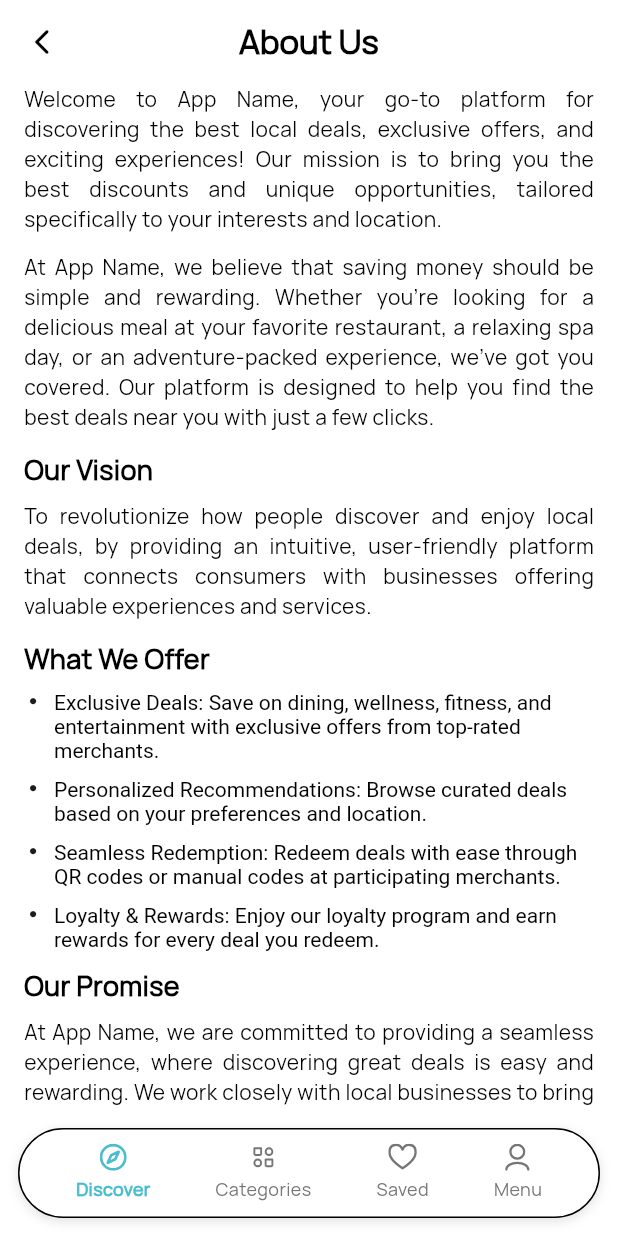
After one commit to shekhorchandra/coupon_code, a Flutter app: the MenuView screen opened by its route, after a tap on "About Us", on a phone screen of 412 x 824 dp. The commit adds this screen. Run offline on Flutter 3.47's test engine with Material 3 defaults, Android fonts, the phone set to English and light mode, and no system bars; our stand-ins replace flutter_svg, get, shared_preferences; accounts and stored records are empty.

Commit message:
add menu and about us page

```diff
--- a/lib/app/core/values/app_text_styles.dart
+++ b/lib/app/core/values/app_text_styles.dart
@@ -38,6 +38,11 @@ class AppTextStyles {
     color: AppColors.buttonText,
   );
 
+  static final TextStyle MenuButtonText = TextStyle(
+    fontSize: 16,
+    color: AppColors.textcolor,
+  );
+
   // Discover title Text
   static final TextStyle Title = TextStyle(
     fontSize: 18,
@@ -45,6 +50,13 @@ class AppTextStyles {
     color: AppColors.titleColor,
   );
 
+  // Menu title Text
+  static final TextStyle MenuTitle = TextStyle(
+    fontSize: 20,
+    fontWeight: FontWeight.bold,
+    color: AppColors.titleColor,
+  );
+
 
 
 }
--- a/lib/app/core/widgets/common_app_bar.dart
+++ b/lib/app/core/widgets/common_app_bar.dart
@@ -28,6 +28,7 @@ class CommonAppBar extends StatelessWidget implements PreferredSizeWidget {
       elevation: 0,
       centerTitle: true,
       automaticallyImplyLeading: false,
+
       leading: showBack
           ? IconButton(
         icon: Icon(
@@ -35,15 +36,10 @@ class CommonAppBar extends StatelessWidget implements PreferredSizeWidget {
           color: iconColor,
           size: 20,
         ),
-        onPressed: onBack ?? () {
-          if (Get.isRegistered<GetMaterialController>()) {
-            Get.back();
-          } else {
-            Navigator.pop(context);
-          }
-        },
+        onPressed: onBack ?? () => Get.back(),
       )
           : null,
+
       title: Text(
         title,
         style: TextStyle(
@@ -53,6 +49,7 @@ class CommonAppBar extends StatelessWidget implements PreferredSizeWidget {
       ),
       actions: actions,
     );
+
   }
 
   @override
--- a/lib/app/modules/auth/user/login/user_login_view.dart
+++ b/lib/app/modules/auth/user/login/user_login_view.dart
@@ -21,7 +21,7 @@ class UserLoginView extends GetView<UserLoginController> {
   @override
   Widget build(BuildContext context) {
     return Scaffold(
-      appBar: const CommonAppBar(title: " "),
+      appBar: const CommonAppBar(title: " ", showBack: false,),
       body: Padding(
         padding: const EdgeInsets.symmetric(horizontal: 16),
         child: ListView(
--- a/lib/app/modules/bottom_nav_bar/bottom_nav_view.dart
+++ b/lib/app/modules/bottom_nav_bar/bottom_nav_view.dart
@@ -35,7 +35,11 @@ class AppBottomNavBar extends StatelessWidget {
         height: 60, // increased height to fit text
         decoration: BoxDecoration(
           color: Colors.white,
-          borderRadius: BorderRadius.circular(46),
+          borderRadius: BorderRadius.circular(100),
+          border: Border.all(
+            color: Colors.black,
+            width: 1,
+          ),
           boxShadow: const [
             BoxShadow(
               color: Colors.black12,
--- /dev/null
+++ b/lib/app/modules/menu/about_us/About_Binding.dart
@@ -0,0 +1,9 @@
+import 'package:get/get.dart';
+import 'about_controller.dart';
+
+class AboutBinding extends Bindings {
+  @override
+  void dependencies() {
+    Get.lazyPut<AboutController>(() => AboutController());
+  }
+}
--- /dev/null
+++ b/lib/app/modules/menu/about_us/About_Controller.dart
@@ -0,0 +1,3 @@
+import 'package:get/get.dart';
+
+class AboutController extends GetxController {}
--- /dev/null
+++ b/lib/app/modules/menu/about_us/About_View.dart
@@ -0,0 +1,113 @@
+import 'package:flutter/material.dart';
+import 'package:get/get.dart';
+
+import '../../../core/values/app_colors.dart';
+import '../../../core/values/app_text_styles.dart';
+import '../../../core/widgets/common_app_bar.dart';
+import '../../bottom_nav_bar/bottom_nav_view.dart';
+import 'about_controller.dart';
+
+class AboutView extends GetView<AboutController> {
+  const AboutView({super.key});
+
+  @override
+  Widget build(BuildContext context) {
+    return Scaffold(
+      bottomNavigationBar: const AppBottomNavBar(),
+      appBar: const CommonAppBar(
+        title: "About Us",
+      ),
+      body: SingleChildScrollView(
+        padding: const EdgeInsets.symmetric(horizontal: 16),
+        child: Column(
+          crossAxisAlignment: CrossAxisAlignment.start,
+          children: [
+            _paragraph(
+              "Welcome to App Name, your go-to platform for discovering the best local deals, exclusive offers, and exciting experiences! Our mission is to bring you the best discounts and unique opportunities, tailored specifically to your interests and location.",
+            ),
+
+            _paragraph(
+              "At App Name, we believe that saving money should be simple and rewarding. Whether you're looking for a delicious meal at your favorite restaurant, a relaxing spa day, or an adventure-packed experience, we've got you covered. Our platform is designed to help you find the best deals near you with just a few clicks.",
+            ),
+
+            _section("Our Vision"),
+            _paragraph(
+              "To revolutionize how people discover and enjoy local deals, by providing an intuitive, user-friendly platform that connects consumers with businesses offering valuable experiences and services.",
+            ),
+
+            _section("What We Offer"),
+            _bullet("Exclusive Deals", "Save on dining, wellness, fitness, and entertainment with exclusive offers from top-rated merchants."),
+            _bullet("Personalized Recommendations", "Browse curated deals based on your preferences and location."),
+            _bullet("Seamless Redemption", "Redeem deals with ease through QR codes or manual codes at participating merchants."),
+            _bullet("Loyalty & Rewards", "Enjoy our loyalty program and earn rewards for every deal you redeem."),
+
+            _section("Our Promise"),
+            _paragraph(
+              "At App Name, we are committed to providing a seamless experience, where discovering great deals is easy and rewarding. We work closely with local businesses to bring you the best offers, ensuring that every deal on our platform is a valuable opportunity to save and enjoy.",
+            ),
+
+            _paragraph(
+              "Thank you for choosing App Name. We are excited to help you discover, redeem, and enjoy the best local deals near you.",
+            ),
+          ],
+        ),
+      ),
+    );
+  }
+
+  // ---------- UI Helpers ----------
+
+  Widget _section(String text) {
+    return Padding(
+      padding: const EdgeInsets.only(bottom: 8),
+      child: Text(
+        text,
+        style: AppTextStyles.Title.copyWith(fontWeight: FontWeight.bold, color: Colors.black),
+      ),
+    );
+  }
+
+  Widget _paragraph(String text) {
+    return Padding(
+      padding: const EdgeInsets.only(bottom: 12),
+      child: Text(
+        text,
+        style: AppTextStyles.Text,
+        textAlign: TextAlign.justify,
+      ),
+    );
+  }
+
+  Widget _bullet(String title, String desc) {
+    return Padding(
+      padding: const EdgeInsets.only(bottom: 10),
+      child: Row(
+        crossAxisAlignment: CrossAxisAlignment.start,
+        children: [
+          const Text(
+            "•",
+            style: TextStyle(
+              fontSize: 18,
+              height: 0.7,
+            ),
+          ),
+          const SizedBox(width: 8),
+          Expanded(
+            child: RichText(
+              text: TextSpan(
+                text: "$title: ",
+                style: AppTextStyles.Text.copyWith(),
+                children: [
+                  TextSpan(
+                    text: desc,
+                    style: AppTextStyles.Text,
+                  ),
+                ],
+              ),
+            ),
+          ),
+        ],
+      ),
+    );
+  }
+}
--- /dev/null
+++ b/lib/app/modules/menu/menu_view.dart
@@ -0,0 +1,176 @@
+import 'package:coupon_code/app/core/widgets/common_app_bar.dart';
+import 'package:flutter/material.dart';
+import 'package:get/get_core/src/get_main.dart';
+import 'package:get/get_navigation/src/extension_navigation.dart';
+import '../../core/values/app_colors.dart';
+import '../../core/values/app_text_styles.dart';
+import '../../core/widgets/App_button.dart';
+import '../../routes/app_routes.dart';
+import '../bottom_nav_bar/bottom_nav_view.dart';
+
+class MenuView extends StatelessWidget {
+  const MenuView({super.key});
+
+  @override
+  Widget build(BuildContext context) {
+    return Scaffold(
+      bottomNavigationBar: const AppBottomNavBar(),
+      appBar: const CommonAppBar(title: "Menu", showBack: false),
+      body: SingleChildScrollView(
+        padding: const EdgeInsets.symmetric(horizontal: 16),
+        child: Column(
+          crossAxisAlignment: CrossAxisAlignment.start,
+          children: [
+            /// Profile / Login Button Container
+            GestureDetector(
+              onTap: () {
+                // Navigate to Login / Signup
+                Get.toNamed(AppRoutes.USER_LOGIN);
+              },
+              child: Container(
+                padding: const EdgeInsets.all(16),
+                decoration: BoxDecoration(
+                  color: Colors.white,
+                  borderRadius: BorderRadius.circular(16),
+                  boxShadow: const [
+                    BoxShadow(
+                      color: Colors.black12,
+                      blurRadius: 6,
+                      offset: Offset(0, 2),
+                    ),
+                  ],
+                ),
+                child: Row(
+                  children: [
+                    CircleAvatar(
+                      radius: 28,
+                      backgroundColor: AppColors.primary.withOpacity(0.1),
+                      child: const Icon(
+                        Icons.person,
+                        color: AppColors.primary,
+                        size: 28,
+                      ),
+                    ),
+                    const SizedBox(width: 12),
+                    Expanded(
+                      child: Column(
+                        crossAxisAlignment: CrossAxisAlignment.start,
+                        children: const [
+                          Text(
+                            "Login / Sign Up",
+                            style: TextStyle(
+                              fontSize: 16,
+                              fontWeight: FontWeight.bold,
+                            ),
+                          ),
+                          SizedBox(height: 4),
+                          Text(
+                            "Sign in to save deals and track your favorites",
+                            style: TextStyle(fontSize: 13, color: Colors.grey),
+                          ),
+                        ],
+                      ),
+                    ),
+                    const Icon(Icons.arrow_forward_ios, size: 16),
+                  ],
+                ),
+              ),
+            ),
+
+            const SizedBox(height: 24),
+
+            /// Settings Title
+            Text("Settings", style: AppTextStyles.MenuTitle),
+
+            const SizedBox(height: 12),
+
+            /// Settings Items
+            _menuItem(
+              icon: Icons.info_outline,
+              title: "About Us",
+              onTap: () {
+                Get.toNamed(AppRoutes.ABOUT);
+              },
+            ),
+            _menuItem(
+              icon: Icons.campaign_outlined,
+              title: 'Advertise on "App Name"',
+              onTap: () {
+                Get.toNamed(AppRoutes.USER_LOGIN);
+              },
+            ),
+            _menuItem(
+              icon: Icons.contact_support_outlined,
+              title: "Contact Us",
+              onTap: () {},
+            ),
+            _menuItem(
+              icon: Icons.help_outline,
+              title: "Help & Support",
+              onTap: () {},
+            ),
+
+            SizedBox(height: 24),
+
+            _menuItem(
+              icon: Icons.privacy_tip_outlined,
+              title: "Privacy Policy",
+              onTap: () {},
+            ),
+            _menuItem(
+              icon: Icons.description_outlined,
+              title: "Terms & Condition",
+              onTap: () {},
+            ),
+            _menuItem(
+              icon: Icons.star_rate_outlined,
+              title: "Rate the App",
+              onTap: () {},
+            ),
+            _menuItem(
+              icon: Icons.share_outlined,
+              title: "Invite Friends",
+              onTap: () {},
+            ),
+
+            const SizedBox(height: 24),
+
+            /// Logout Button
+            SizedBox(
+              width: double.infinity,
+              height: 52,
+              child: AppButton(
+                onPressed: () {
+                  // Logout logic
+                },
+                text: 'Logout',
+              ),
+            ),
+          ],
+        ),
+      ),
+    );
+  }
+
+  /// Reusable Menu Item
+  Widget _menuItem({
+    required IconData icon,
+    required String title,
+    required VoidCallback onTap,
+  }) {
+    return Column(
+      children: [
+        ListTile(
+          contentPadding: EdgeInsets.zero,
+          leading: Icon(icon, color: AppColors.primary),
+          title: Text(title, style: AppTextStyles.MenuButtonText),
+          trailing: const Icon(Icons.arrow_forward_ios, size: 14),
+          onTap: onTap,
+        ),
+
+        /// Divider line
+        const Divider(height: 1, thickness: 0.2),
+      ],
+    );
+  }
+}
--- a/lib/app/routes/app_pages.dart
+++ b/lib/app/routes/app_pages.dart
@@ -3,6 +3,9 @@ import '../modules/auth/forget/forgot_binding.dart';
 import '../modules/auth/forget/forgot_controller.dart';
 import '../modules/auth/forget/forgot_view.dart';
 import '../modules/discover/discover_view.dart';
+import '../modules/menu/about_us/About_Binding.dart';
+import '../modules/menu/about_us/About_View.dart';
+import '../modules/menu/menu_view.dart';
 import '../modules/splash/splash_binding.dart';
 import '../modules/splash/splash_view.dart';
 import '../modules/onboarding/onboarding_binding.dart';
@@ -19,22 +22,33 @@ import 'app_routes.dart';
 
 class AppPages {
   static final pages = [
+
+    /// Splash Screen
     GetPage(
       name: AppRoutes.SPLASH,
       page: () => const SplashView(),
       binding: SplashBinding(),
     ),
 
+    ///Bottom Nav Bar
     GetPage(
       name: AppRoutes.DISCOVER,
       page: () => const DiscoverPage(),
     ),
 
     GetPage(
+      name: AppRoutes.MENU,
+      page: () => const MenuView(),
+    ),
+
+    /// Onboarding all pages
+    GetPage(
       name: AppRoutes.ONBOARDING,
       page: () => const OnboardingView(),
       binding: OnboardingBinding(),
     ),
+
+    /// User Part
     GetPage(
       name: AppRoutes.USER_LOGIN,
       page: () => const UserLoginView(),
@@ -45,6 +59,8 @@ class AppPages {
       page: () => const UserSignupView(),
       binding: UserSignupBinding(),
     ),
+
+    /// Vendor Part
     GetPage(
       name: AppRoutes.VENDOR_LOGIN,
       page: () => const VendorLoginView(),
@@ -55,6 +71,8 @@ class AppPages {
       page: () => const VendorSignupView(),
       binding: VendorSignupBinding(),
     ),
+
+    /// User Forget password
     GetPage(
       name: AppRoutes.USER_FORGOT_PASSWORD,
       page: () => const ForgotPasswordView(),
@@ -63,6 +81,7 @@ class AppPages {
       }),
     ),
 
+    /// Vendor Forget password
     GetPage(
       name: AppRoutes.VENDOR_FORGOT_PASSWORD,
       page: () => const ForgotPasswordView(),
@@ -71,5 +90,13 @@ class AppPages {
       }),
     ),
 
+    /// About Us
+    GetPage(
+      name: AppRoutes.ABOUT,
+      page: () => const AboutView(),
+      binding: AboutBinding(),
+    ),
+
+
   ];
 }
--- a/lib/app/routes/app_routes.dart
+++ b/lib/app/routes/app_routes.dart
@@ -15,7 +15,11 @@ abstract class AppRoutes {
   static const DISCOVER = '/discover';
   static const CATEGORIES = '/discover';
   static const SAVED = '/discover';
-  static const MENU = '/discover';
+  static const MENU = '/menu';
+
+  static const ABOUT = '/about';
+
+
 
 
 }
```
Also changed, not shown: assets/icons/category.svg.
